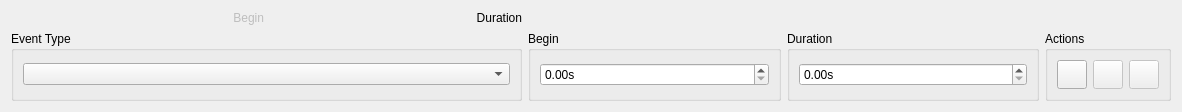
cbrnr/sigviewer, file src/gui_impl/signal_browser/event_editing_widget.ui: the form before one commit.
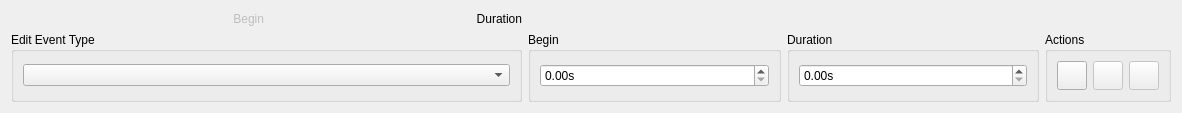
The form after the commit.

Commit message: Event Edit widget

The edit to the form file:
```diff
--- a/src/gui_impl/signal_browser/event_editing_widget.ui
+++ b/src/gui_impl/signal_browser/event_editing_widget.ui
@@ -10,7 +10,7 @@
     <x>0</x>
     <y>0</y>
     <width>1182</width>
-    <height>107</height>
+    <height>113</height>
    </rect>
   </property>
   <property name="windowTitle">
@@ -73,7 +73,7 @@
       </sizepolicy>
      </property>
      <property name="title">
-      <string>Event Type</string>
+      <string>Edit Event Type</string>
      </property>
      <layout class="QGridLayout" name="gridLayout">
       <item row="0" column="0">
```
